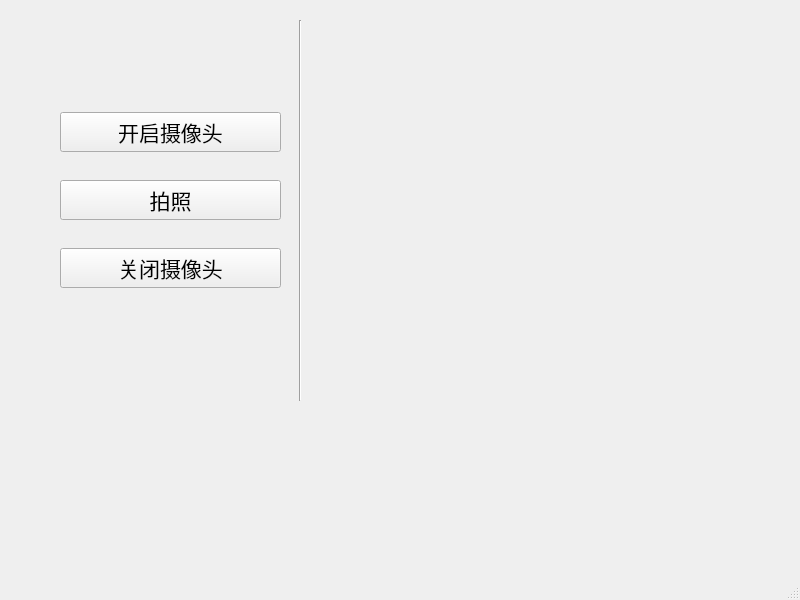
Above: GUIDesign.ui from Mitty-Hu/CGproject before the change. Below: the same form after it.
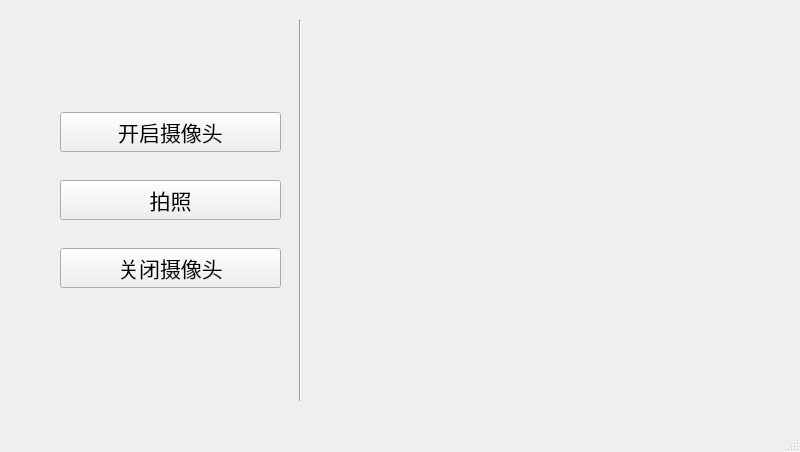
That is the form after the change.

Commit message: 窗口尺寸改变

Patch:
```diff
--- a/GUIDesign.ui
+++ b/GUIDesign.ui
@@ -7,7 +7,7 @@
     <x>0</x>
     <y>0</y>
     <width>800</width>
-    <height>600</height>
+    <height>452</height>
    </rect>
   </property>
   <property name="windowTitle">
```
The commit also changes 1 other file.
